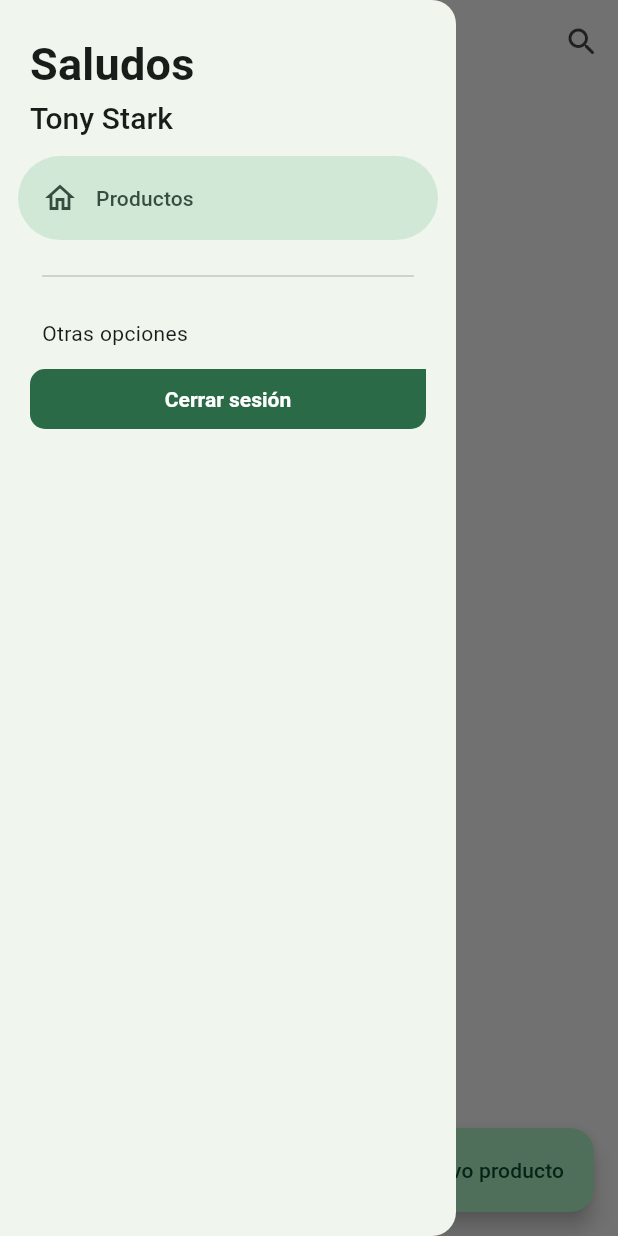
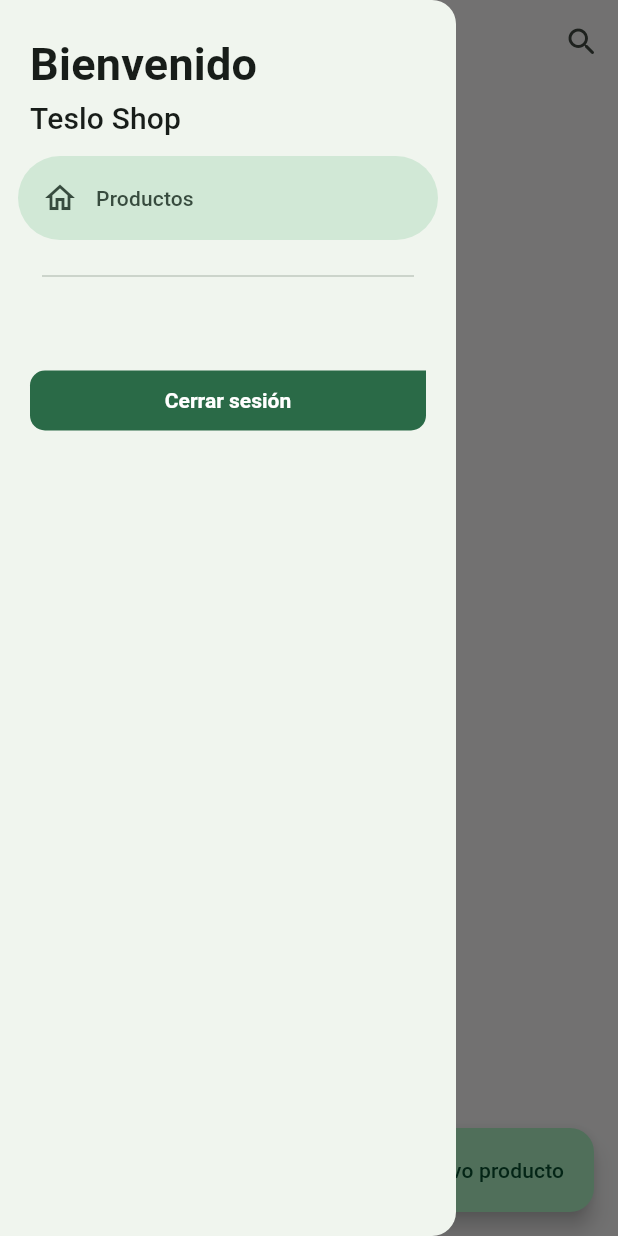
Before and after one commit to FrancoDev7/TesloShop-Flutter, a Flutter app: the ProductsScreen screen opened by its route, with the side drawer open, on a phone screen of 412 x 824 dp. Run offline on Flutter 3.47's test engine with Material 3 defaults, Android fonts, the phone set to English and light mode, and no system bars; our stand-ins replace dio, flutter_dotenv, flutter_riverpod, formz, go_router, google_fonts and 2 more; accounts and stored records are empty; network calls fail; project files that could hold a hidden picture were left out.

Commit message:
Taller app casi completo

```diff
--- a/lib/features/products/domain/datasources/products_datasource.dart
+++ b/lib/features/products/domain/datasources/products_datasource.dart
@@ -1,7 +1,7 @@
 import '../entities/product.dart';
 
 abstract class ProductsDatasource {
-  Future<List<Product>> getProductsByPage({int limit = 10, int offset = 0});
+  Future<List<Product>> getProductsByPage({int limit = 20, int offset = 0});
   Future<Product> getProductById(String id);
 
   Future<List<Product>> searchProductByTerm(String term);
--- a/lib/features/products/domain/repositories/products_repository.dart
+++ b/lib/features/products/domain/repositories/products_repository.dart
@@ -1,7 +1,7 @@
 import '../entities/product.dart';
 
 abstract class ProductsRepository {
-  Future<List<Product>> getProductsByPage({int limit = 10, int offset = 0});
+  Future<List<Product>> getProductsByPage({int limit = 20, int offset = 0});
   Future<Product> getProductById(String id);
 
   Future<List<Product>> searchProductByTerm(String term);
--- a/lib/features/products/infrastructure/datasources/products_datasource_impl.dart
+++ b/lib/features/products/infrastructure/datasources/products_datasource_impl.dart
@@ -80,7 +80,7 @@ class ProductsDatasourceImpl extends ProductsDatasource {
 
   @override
   Future<List<Product>> getProductsByPage(
-      {int limit = 10, int offset = 0}) async {
+      {int limit = 20, int offset = 0}) async {
     final response =
         await dio.get<List>('/products?limit=$limit&offset=$offset');
     final List<Product> products = [];
@@ -93,6 +93,8 @@ class ProductsDatasourceImpl extends ProductsDatasource {
 
   @override
   Future<List<Product>> searchProductByTerm(String term) {
+    //hacer esta parte
+
     throw UnimplementedError();
   }
 }
--- a/lib/features/products/infrastructure/repositories/products_repository_impl.dart
+++ b/lib/features/products/infrastructure/repositories/products_repository_impl.dart
@@ -16,7 +16,7 @@ class ProductsRepositoryImpl extends ProductsRepository {
   }
 
   @override
-  Future<List<Product>> getProductsByPage({int limit = 10, int offset = 0}) {
+  Future<List<Product>> getProductsByPage({int limit = 20, int offset = 0}) {
     return datasource.getProductsByPage(limit: limit, offset: offset);
   }
 
--- a/lib/features/shared/widgets/side_menu.dart
+++ b/lib/features/shared/widgets/side_menu.dart
@@ -36,11 +36,11 @@ class SideMenuState extends ConsumerState<SideMenu> {
         children: [
           Padding(
             padding: EdgeInsets.fromLTRB(20, hasNotch ? 0 : 20, 16, 0),
-            child: Text('Saludos', style: textStyles.titleMedium),
+            child: Text('Bienvenido', style: textStyles.titleMedium),
           ),
           Padding(
             padding: const EdgeInsets.fromLTRB(20, 0, 16, 10),
-            child: Text('Tony Stark', style: textStyles.titleSmall),
+            child: Text('Teslo Shop', style: textStyles.titleSmall),
           ),
           const NavigationDrawerDestination(
             icon: Icon(Icons.home_outlined),
@@ -52,7 +52,7 @@ class SideMenuState extends ConsumerState<SideMenu> {
           ),
           const Padding(
             padding: EdgeInsets.fromLTRB(28, 10, 16, 10),
-            child: Text('Otras opciones'),
+            child: Text(''),
           ),
           Padding(
             padding: const EdgeInsets.symmetric(horizontal: 20),
```
Also changed, not shown: pubspec.lock.
